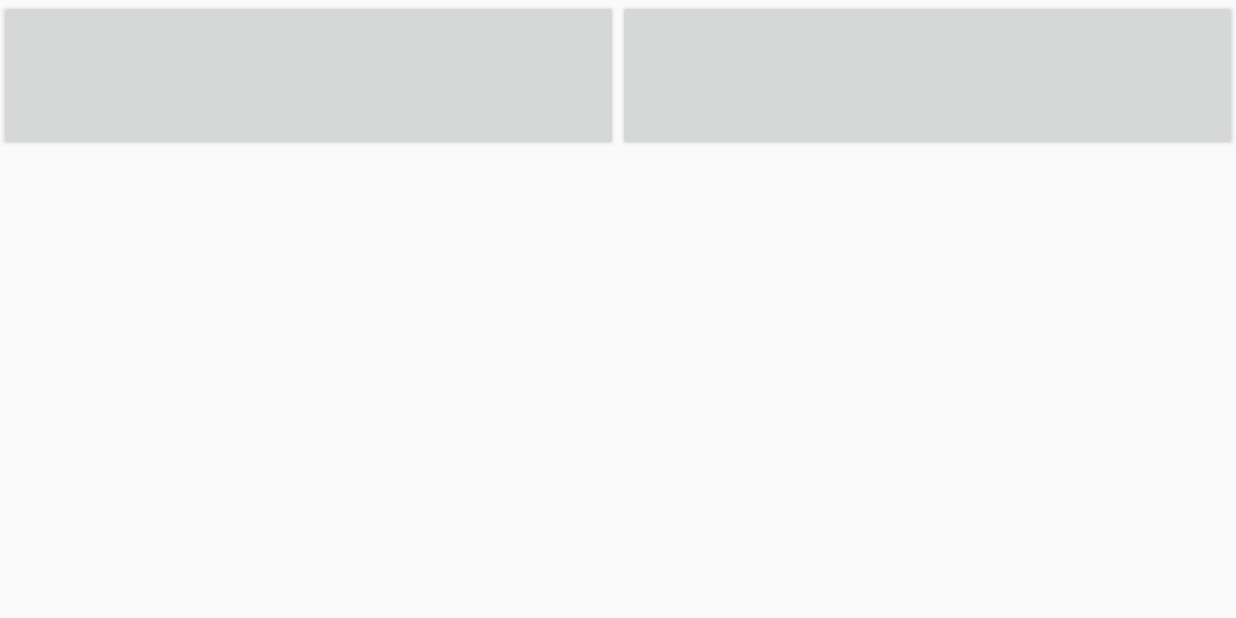
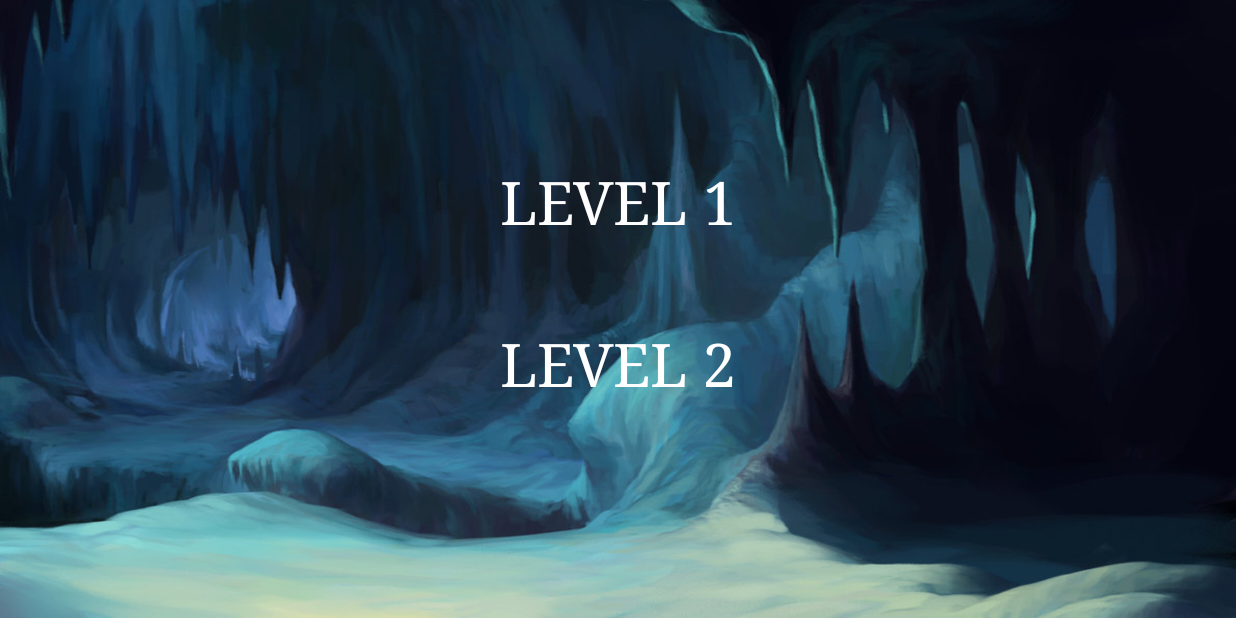
Before and after one commit to wangz585/Magic-Puzzle, an Android app: the SelectLevelActivity screen opened directly, with no data from a screen before it, on a phone screen of 824 x 412 dp (held sideways). Run offline under Robolectric (Android 15) with nearby library versions, the phone set to English and light mode, and no system bars; libraries missing offline, so code that uses them is left out: com.squareup.otto; pictures from the network do not load; 3 statements that could not run were skipped.

Commit message:
Update crazy match layouts

```diff
--- a/phase2/app/src/main/res/layout/activity_crazy_match_select_level.xml
+++ b/phase2/app/src/main/res/layout/activity_crazy_match_select_level.xml
@@ -1,33 +1,44 @@
 <?xml version="1.0" encoding="utf-8"?>
-<LinearLayout xmlns:android="http://schemas.android.com/apk/res/android"
+<androidx.constraintlayout.widget.ConstraintLayout xmlns:android="http://schemas.android.com/apk/res/android"
+    xmlns:app="http://schemas.android.com/apk/res-auto"
     xmlns:tools="http://schemas.android.com/tools"
-    android:id="@+id/linearLayout"
+    android:id="@+id/loginlayout"
     android:layout_width="match_parent"
     android:layout_height="match_parent"
-    tools:context=".views.crazymatch.SelectLevelActivity">
-
-    <LinearLayout
-        android:layout_width="match_parent"
-        android:layout_height="wrap_content"
-        android:orientation="horizontal">
+    android:background="@drawable/crazy_match_background">
 
     <Button
         android:id="@+id/btn_level_1"
-            android:layout_width="0dp"
+        android:layout_width="wrap_content"
         android:layout_height="wrap_content"
         android:layout_weight="1"
-            android:textSize="60sp"
-            tools:text="@string/level_one" />
+        android:background="#00000000"
+        android:fontFamily="serif"
+        android:textColor="#FFFFFFFF"
+        android:textSize="40sp"
+        app:layout_constraintBottom_toBottomOf="parent"
+        app:layout_constraintEnd_toEndOf="parent"
+        app:layout_constraintHorizontal_bias="0.5"
+        app:layout_constraintStart_toStartOf="parent"
+        app:layout_constraintTop_toTopOf="parent"
+        app:layout_constraintVertical_bias="0.3"
+        android:text="@string/level_one" />
 
     <Button
         android:id="@+id/btn_level_2"
-            android:layout_width="0dp"
+        android:layout_width="wrap_content"
         android:layout_height="wrap_content"
         android:layout_weight="1"
-            android:textSize="60sp"
-            tools:text="@string/level_two" />
+        android:background="#00000000"
+        android:fontFamily="serif"
+        android:textColor="#FFFFFFFF"
+        android:textSize="40sp"
+        app:layout_constraintBottom_toBottomOf="parent"
+        app:layout_constraintEnd_toEndOf="parent"
+        app:layout_constraintHorizontal_bias="0.5"
+        app:layout_constraintStart_toStartOf="parent"
+        app:layout_constraintTop_toTopOf="parent"
+        app:layout_constraintVertical_bias="0.6"
+        android:text="@string/level_two" />
 
-    </LinearLayout>
-
-
-</LinearLayout>
+</androidx.constraintlayout.widget.ConstraintLayout>
--- a/phase2/app/src/main/res/values/strings.xml
+++ b/phase2/app/src/main/res/values/strings.xml
@@ -21,7 +21,9 @@
   <string name="dialog_try_again">Try Again</string>
   <string name="dialog_exit">Exit</string>
 
+  <!-- crazy match -->
   <string name="crazy_match_game_ball">Game Ball</string>
   <string name="level_one">Level 1</string>
   <string name="level_two">Level 2</string>
+  <string name="crazy_match_title">Crazy Match</string>
 </resources>
```
Also changed, not shown: phase2/app/src/main/res/layout/activity_crazy_match_level_one.xml (+30 -13 lines), phase2/app/src/main/res/layout/activity_crazy_match_level_two.xml (+30 -13 lines). Lines whose indentation alone changed are shown as unchanged.
